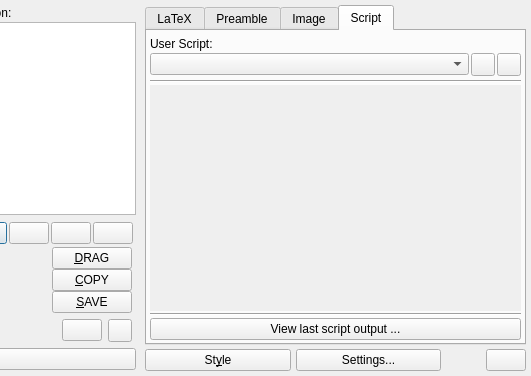
Old version of the form src/klfmainwin.ui in the repository CryFeiFei/klatexformula; both pictures show x 250 to 781 and y 0 to 376 of the 781 by 376 pixel window.
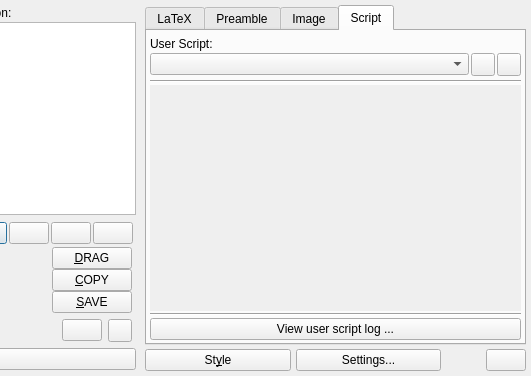
New version of the form. The open tabs and pages were chosen to show the change. Icons and pictures are not drawn. Custom widgets are drawn as their Qt base class.

Commit message: user script log

The edit to the form file:
```diff
--- a/src/klfmainwin.ui
+++ b/src/klfmainwin.ui
@@ -1159,7 +1159,7 @@
            <item row="7" column="0" colspan="3">
             <widget class="QPushButton" name="btnShowLastUserScriptOutput">
              <property name="text">
-              <string>View last script output ...</string>
+              <string>View user script log ...</string>
              </property>
             </widget>
            </item>
```
Left out of the diff: 4 changed lines with no effect on the pictures. The commit also changes 11 other files.
